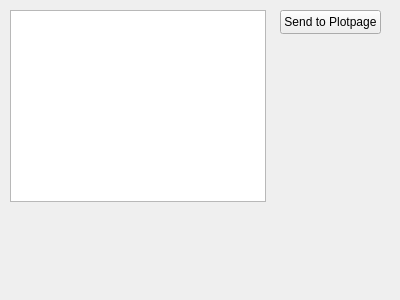
This is DataViewerUI.ui in juliuskarliczek/demo as Qt 5 draws it before an edit. The edited form follows.
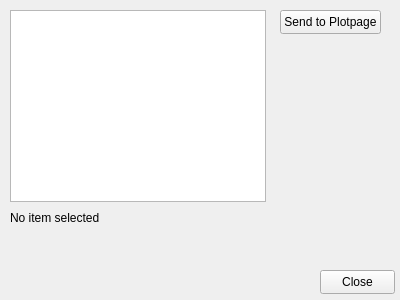
This is the edited form.

Commit message: Working version with sending data from one fitpage to another throughout the dataviewer. Now refine the architecture so that dataviewer owns the plotwidget in a way that the data streams are more clean

```diff
--- a/DataViewerUI.ui
+++ b/DataViewerUI.ui
@@ -36,6 +36,32 @@
     <string>Send to Plotpage</string>
    </property>
   </widget>
+  <widget class="QLabel" name="labelSelectAnItem">
+   <property name="geometry">
+    <rect>
+     <x>10</x>
+     <y>210</y>
+     <width>91</width>
+     <height>16</height>
+    </rect>
+   </property>
+   <property name="text">
+    <string>No item selected</string>
+   </property>
+  </widget>
+  <widget class="QPushButton" name="cmdClose">
+   <property name="geometry">
+    <rect>
+     <x>320</x>
+     <y>270</y>
+     <width>75</width>
+     <height>24</height>
+    </rect>
+   </property>
+   <property name="text">
+    <string>Close</string>
+   </property>
+  </widget>
  </widget>
  <resources/>
  <connections/>
```
The commit also changes 10 other files.
